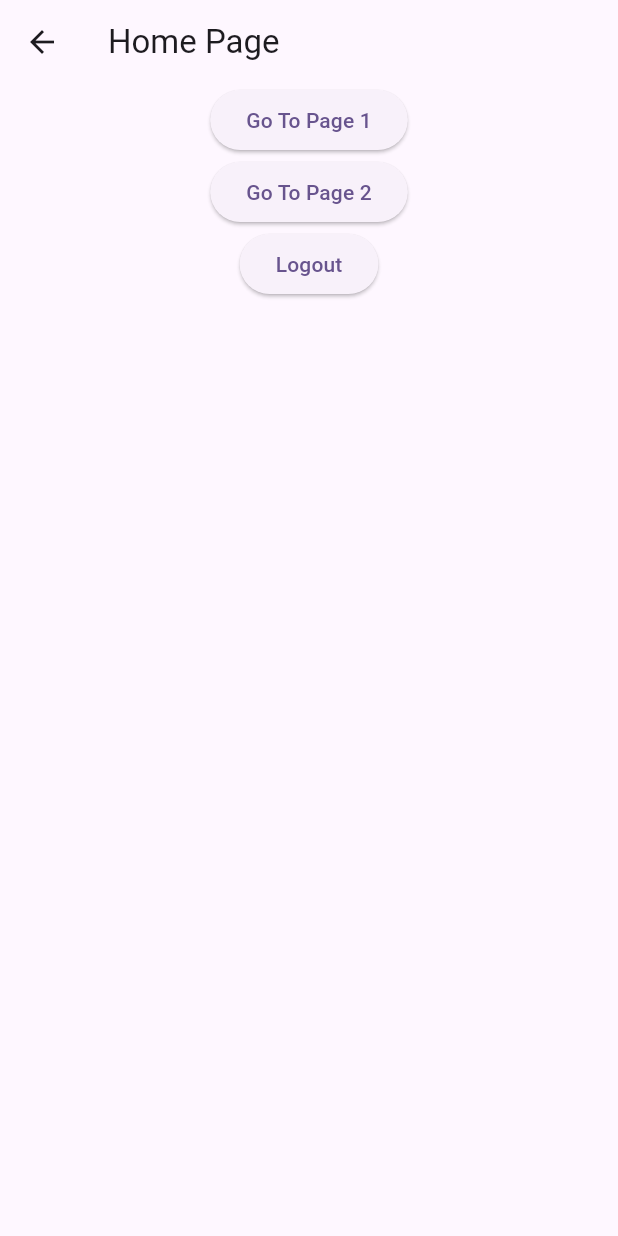
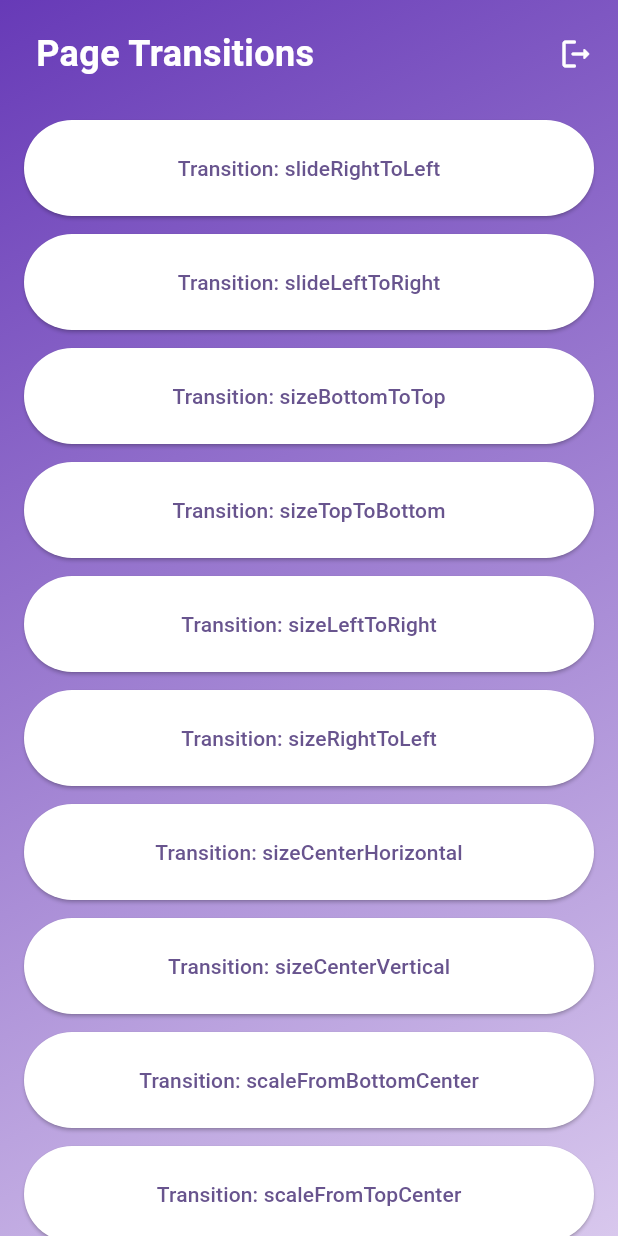
Before and after one commit to AhmedAli2003/flutter_reusable, a Flutter app: the HomePage screen opened directly, on a phone screen of 412 x 824 dp. Run offline on Flutter 3.47's test engine with Material 3 defaults, Android fonts, the phone set to English and light mode, and no system bars; our stand-ins replace flutter_riverpod, go_router, shared_preferences; accounts and stored records are empty.

Commit message:
Finish Basic Transitions

```diff
--- a/lib/go_router/router/transitions.dart
+++ b/lib/go_router/router/transitions.dart
@@ -1,4 +1,6 @@
 part of 'app_router.dart';
+
+final transitionProvider = StateProvider<Transitions>((ref) => Transitions.fade);
 
 enum Transitions {
   slideRightToLeft,
@@ -18,7 +20,10 @@ enum Transitions {
   scaleFromTopLeft,
   scaleFromBottomLeft,
   fade,
-  // switcher,
+  fadeScale,
+  switcherVertical,
+  switcherHorizontal,
+  switcherScale,
 }
 
 CustomTransitionPage getCustomTransition(TransitionDetails details) {
@@ -40,6 +45,10 @@ CustomTransitionPage getCustomTransition(TransitionDetails details) {
     Transitions.scaleFromTopLeft => _getScaleTransition(details: details),
     Transitions.scaleFromBottomLeft => _getScaleTransition(details: details),
     Transitions.fade => _getFadeTransition(details: details),
+    Transitions.switcherHorizontal => _getSwicherTransition(details: details),
+    Transitions.switcherVertical => _getSwicherTransition(details: details),
+    Transitions.switcherScale => _getSwicherTransition(details: details),
+    Transitions.fadeScale => _getFadeScaleTransition(details: details),
   };
 }
 
@@ -137,6 +146,10 @@ Alignment _getAxisAlignment(Transitions transition) {
     Transitions.scaleFromTopLeft => Alignment.topLeft,
     Transitions.scaleFromBottomLeft => Alignment.bottomLeft,
     Transitions.fade => Alignment.center,
+    Transitions.switcherHorizontal => Alignment.center,
+    Transitions.switcherVertical => Alignment.center,
+    Transitions.switcherScale => Alignment.center,
+    Transitions.fadeScale => Alignment.center,
   };
 }
 
@@ -173,3 +186,61 @@ CustomTransitionPage _getScaleTransition({
     },
   );
 }
+
+SharedAxisTransitionType _getSharedAxisTransitionTypeForSwitcherTransition(Transitions transition) {
+  if (transition == Transitions.switcherVertical) {
+    return SharedAxisTransitionType.vertical;
+  } else if (transition == Transitions.switcherHorizontal) {
+    return SharedAxisTransitionType.horizontal;
+  } else {
+    return SharedAxisTransitionType.scaled;
+  }
+}
+
+CustomTransitionPage _getSwicherTransition({
+  required TransitionDetails details,
+}) {
+  return CustomTransitionPage(
+    key: details.state.pageKey,
+    name: details.name,
+    transitionDuration: details.duration ?? Durations.long2,
+    reverseTransitionDuration: details.reverseDuration ?? Durations.medium2,
+    child: details.page,
+    transitionsBuilder: (context, animation, secondaryAnimation, child) {
+      final curvedAnimation = CurvedAnimation(
+        parent: animation,
+        curve: details.curve ?? Curves.fastLinearToSlowEaseIn,
+        reverseCurve: Curves.fastOutSlowIn,
+      );
+      return SharedAxisTransition(
+        animation: curvedAnimation,
+        secondaryAnimation: secondaryAnimation,
+        transitionType: _getSharedAxisTransitionTypeForSwitcherTransition(details.transition),
+        child: child,
+      );
+    },
+  );
+}
+
+CustomTransitionPage _getFadeScaleTransition({
+  required TransitionDetails details,
+}) {
+  return CustomTransitionPage(
+    key: details.state.pageKey,
+    name: details.name,
+    transitionDuration: details.duration ?? Durations.long2,
+    reverseTransitionDuration: details.reverseDuration ?? Durations.medium2,
+    child: details.page,
+    transitionsBuilder: (context, animation, secondaryAnimation, child) {
+      final curvedAnimation = CurvedAnimation(
+        parent: animation,
+        curve: details.curve ?? Curves.fastLinearToSlowEaseIn,
+        reverseCurve: Curves.fastOutSlowIn,
+      );
+      return FadeScaleTransition(
+        animation: curvedAnimation,
+        child: child,
+      );
+    },
+  );
+}
--- a/lib/go_router/screens/home_screen.dart
+++ b/lib/go_router/screens/home_screen.dart
@@ -1,10 +1,9 @@
 import 'package:flutter/material.dart';
 import 'package:flutter_riverpod/flutter_riverpod.dart';
-import 'package:go_router/go_router.dart';
 
-import '../auth_state.dart';
+import '../router/app_router.dart';
+import '../utils/auth_state.dart';
 import '../router/page_path_and_name.dart';
-import '../shared_preferences_manager.dart';
 
 class HomePage extends ConsumerWidget {
   const HomePage({super.key});
@@ -12,30 +11,66 @@ class HomePage extends ConsumerWidget {
   @override
   Widget build(BuildContext context, WidgetRef ref) {
     return Scaffold(
-      appBar: AppBar(
-        title: const Text('Home Page'),
-      ),
-      body: Center(
+      body: Container(
+        padding: MediaQuery.paddingOf(context),
+        decoration: BoxDecoration(
+          gradient: LinearGradient(
+            colors: [
+              Colors.deepPurple,
+              Colors.deepPurple.withOpacity(0.25),
+            ],
+            begin: Alignment.topLeft,
+            end: Alignment.bottomRight,
+          ),
+        ),
         child: Column(
           children: [
-            ElevatedButton(
-              onPressed: () {
-                GoRouter.of(context).pushNamed(Pages.pageOne.name);
-              },
-              child: const Text('Go To Page 1'),
+            Container(
+              padding: const EdgeInsets.symmetric(horizontal: 24, vertical: 12).copyWith(right: 4),
+              alignment: Alignment.centerLeft,
+              child: Row(
+                mainAxisAlignment: MainAxisAlignment.spaceBetween,
+                children: [
+                  const Text(
+                    'Page Transitions',
+                    style: TextStyle(
+                      color: Colors.white,
+                      fontSize: 24,
+                      fontWeight: FontWeight.w700,
+                    ),
+                  ),
+                  IconButton(
+                    onPressed: () {
+                      AuthState().signOut();
+                    },
+                    icon: const Icon(
+                      Icons.logout_rounded,
+                      color: Colors.white,
+                    ),
+                  ),
+                ],
+              ),
             ),
-            ElevatedButton(
-              onPressed: () {
-                GoRouter.of(context).pushNamed(Pages.pageTwo.name);
-              },
-              child: const Text('Go To Page 2'),
-            ),
-            ElevatedButton(
-              onPressed: () {
-                ref.read(sharedPreferencesManagerProvider).setLoggedOut();
-                AuthState().signOut();
-              },
-              child: const Text('Logout'),
+            Expanded(
+              child: ListView.separated(
+                padding: const EdgeInsets.symmetric(horizontal: 16).copyWith(top: 8, bottom: 12),
+                itemCount: Transitions.values.length,
+                itemBuilder: (context, index) => ElevatedButton(
+                  style: ElevatedButton.styleFrom(
+                    fixedSize: const Size(300, 64),
+                    backgroundColor: Colors.white,
+                  ),
+                  onPressed: () {
+                    ref.read(appRouterProvider).pushNamed(
+                          context,
+                          Pages.pageOne.name,
+                          transition: Transitions.values[index],
+                        );
+                  },
+                  child: Text('Transition: ${Transitions.values[index].name}'),
+                ),
+                separatorBuilder: (context, index) => const SizedBox(height: 12),
+              ),
             ),
           ],
         ),
--- a/lib/go_router/screens/login_screen.dart
+++ b/lib/go_router/screens/login_screen.dart
@@ -2,9 +2,9 @@ import 'package:flutter/material.dart';
 import 'package:flutter_riverpod/flutter_riverpod.dart';
 import 'package:go_router/go_router.dart';
 
-import '../auth_state.dart';
+import '../utils/auth_state.dart';
 import '../router/page_path_and_name.dart';
-import '../shared_preferences_manager.dart';
+import '../utils/shared_preferences_manager.dart';
 
 class LoginScreen extends ConsumerWidget {
   const LoginScreen({super.key});
@@ -20,7 +20,6 @@ class LoginScreen extends ConsumerWidget {
           onPressed: () {
             AuthState().signIn();
             ref.read(sharedPreferencesManagerProvider).setLoggedIn();
-            // ref.read(goToAnotherPageInAppProvider.notifier).state = true;
             GoRouter.of(context).goNamed(Pages.home.name);
           },
           child: const Text('Login'),
--- a/lib/go_router/screens/on_boarding_screen.dart
+++ b/lib/go_router/screens/on_boarding_screen.dart
@@ -3,7 +3,7 @@ import 'package:flutter_riverpod/flutter_riverpod.dart';
 import 'package:go_router/go_router.dart';
 
 import '../router/page_path_and_name.dart';
-import '../shared_preferences_manager.dart';
+import '../utils/shared_preferences_manager.dart';
 
 class OnBoardingScreen extends ConsumerWidget {
   const OnBoardingScreen({super.key});
--- a/lib/go_router/screens/splash_screen.dart
+++ b/lib/go_router/screens/splash_screen.dart
@@ -5,7 +5,7 @@ import 'package:flutter_riverpod/flutter_riverpod.dart';
 import 'package:go_router/go_router.dart';
 
 import '../router/page_path_and_name.dart';
-import '../shared_preferences_manager.dart';
+import '../utils/shared_preferences_manager.dart';
 
 class SplashScreen extends ConsumerStatefulWidget {
   const SplashScreen({super.key});
--- a/lib/go_router_project_main.dart
+++ b/lib/go_router_project_main.dart
@@ -2,7 +2,7 @@ import 'package:flutter/material.dart';
 import 'package:flutter_riverpod/flutter_riverpod.dart';
 import 'package:shared_preferences/shared_preferences.dart';
 import 'go_router/router/app_router.dart';
-import 'go_router/shared_preferences_manager.dart';
+import 'go_router/utils/shared_preferences_manager.dart';
 
 void main() async {
   WidgetsFlutterBinding.ensureInitialized();
@@ -29,6 +29,7 @@ class GoRouterApp extends ConsumerWidget {
   Widget build(BuildContext context, WidgetRef ref) {
     return MaterialApp.router(
       title: 'GoRouter Project',
+      debugShowCheckedModeBanner: false,
       routerConfig: ref.watch(appRouterProvider).router,
     );
   }
--- a/pubspec.yaml
+++ b/pubspec.yaml
@@ -38,6 +38,7 @@ dependencies:
   go_router: ^14.2.1
   shared_preferences: ^2.2.3
   flutter_riverpod: ^2.5.1
+  animations: ^2.0.11
 
 dev_dependencies:
   flutter_test:
```
Also changed, not shown: lib/go_router/router/app_router.dart (+19 -43 lines), lib/go_router/screens/page_two.dart (deleted, +0 -26 lines), lib/go_router/widgets/quit_alert_dialog.dart (deleted, +0 -33 lines), lib/go_router/utils/auth_state.dart (renamed from lib/go_router/auth_state.dart), lib/go_router/utils/shared_preferences_manager.dart (renamed from lib/go_router/shared_preferences_manager.dart), pubspec.lock, 2 other files.
